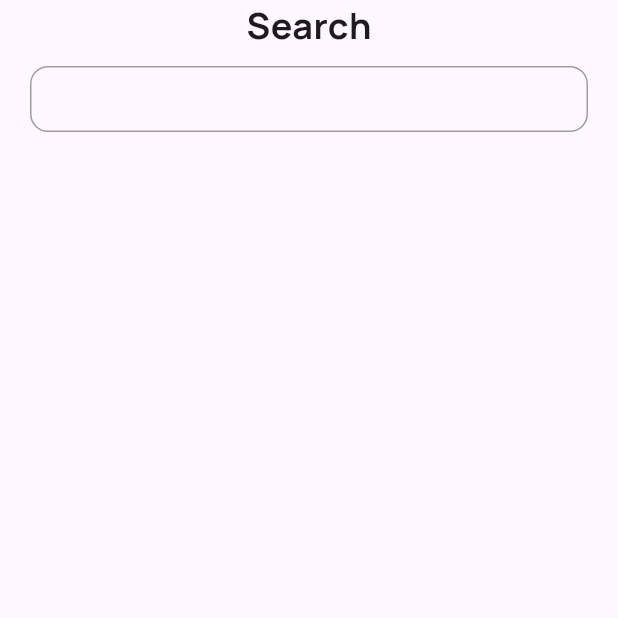
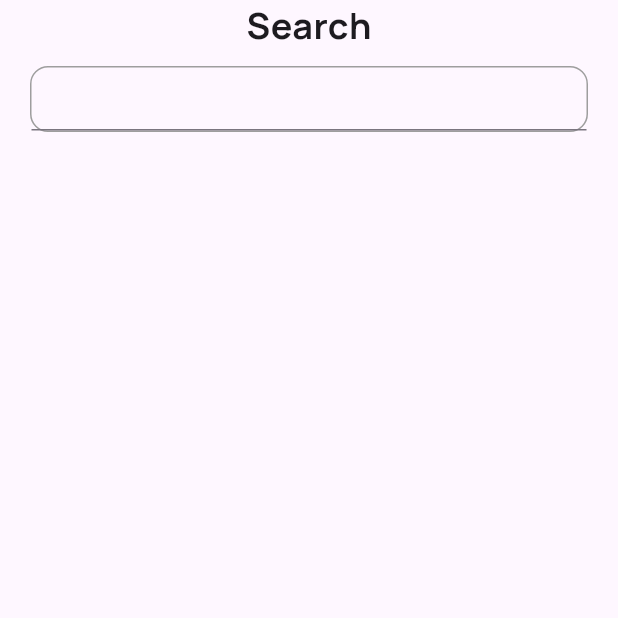
Before and after one commit to HumbleGh/threadsfire, a Flutter app: the SearchScreen screen opened directly, on a phone screen of 412 x 824 dp, the top half of it. Run offline on Flutter 3.47's test engine with Material 3 defaults, Android fonts, the phone set to English and light mode, and no system bars; our stand-ins replace cloud_firestore, firebase_auth, firebase_core, flutter_svg, gap, google_fonts; accounts and stored records are empty; network calls fail.

Commit message:
minor changes

```diff
--- a/lib/screens/search/search.dart
+++ b/lib/screens/search/search.dart
@@ -1,4 +1,5 @@
 import 'package:flutter/material.dart';
+import 'package:flutter/services.dart';
 import 'package:gap/gap.dart';
 import 'package:google_fonts/google_fonts.dart';
 
@@ -32,6 +33,7 @@ class _SearchScreenState extends State<SearchScreen> {
             decoration: BoxDecoration(
                 border: Border.all(width: 1, color: Colors.grey),
                 borderRadius: BorderRadius.circular(12)),
+            child: TextFormField(),
           )
         ],
       ),
```
